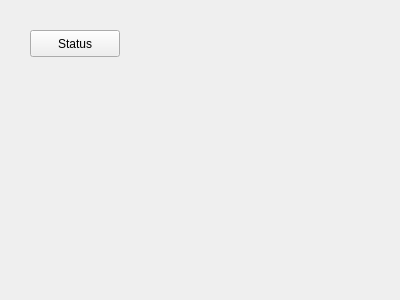
Before: the Qt Designer form proper_planning/resources/path.ui in openlmd/proper, drawn with Qt 5.
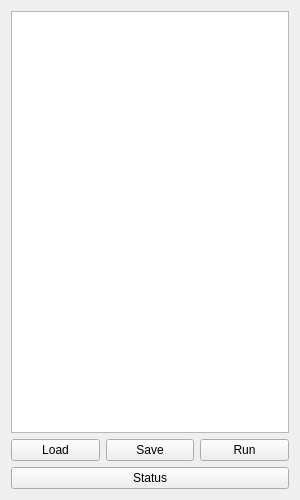
After: the same form once the commit is applied.

Commit message: Updated some graphical interface testing code.

```diff
--- a/proper_planning/resources/path.ui
+++ b/proper_planning/resources/path.ui
@@ -6,26 +6,75 @@
    <rect>
     <x>0</x>
     <y>0</y>
-    <width>400</width>
-    <height>300</height>
+    <width>300</width>
+    <height>500</height>
    </rect>
   </property>
   <property name="windowTitle">
    <string>Form</string>
   </property>
-  <widget class="QPushButton" name="btnStatus">
-   <property name="geometry">
-    <rect>
-     <x>30</x>
-     <y>30</y>
-     <width>90</width>
-     <height>27</height>
-    </rect>
-   </property>
-   <property name="text">
-    <string>Status</string>
-   </property>
-  </widget>
+  <layout class="QGridLayout" name="gridLayout">
+   <item row="1" column="2">
+    <widget class="QPushButton" name="btnRunPath">
+     <property name="font">
+      <font>
+       <italic>false</italic>
+      </font>
+     </property>
+     <property name="text">
+      <string>Run</string>
+     </property>
+    </widget>
+   </item>
+   <item row="1" column="1">
+    <widget class="QPushButton" name="btnSavePath">
+     <property name="font">
+      <font>
+       <italic>false</italic>
+      </font>
+     </property>
+     <property name="text">
+      <string>Save</string>
+     </property>
+    </widget>
+   </item>
+   <item row="2" column="0" colspan="3">
+    <widget class="QPushButton" name="btnStatus">
+     <property name="text">
+      <string>Status</string>
+     </property>
+    </widget>
+   </item>
+   <item row="1" column="0">
+    <widget class="QPushButton" name="btnLoadPath">
+     <property name="maximumSize">
+      <size>
+       <width>16777215</width>
+       <height>16777215</height>
+      </size>
+     </property>
+     <property name="font">
+      <font>
+       <italic>false</italic>
+      </font>
+     </property>
+     <property name="text">
+      <string>Load</string>
+     </property>
+    </widget>
+   </item>
+   <item row="0" column="0" colspan="3">
+    <widget class="QListWidget" name="listWidgetPoses">
+     <property name="font">
+      <font>
+       <weight>50</weight>
+       <italic>false</italic>
+       <bold>false</bold>
+      </font>
+     </property>
+    </widget>
+   </item>
+  </layout>
  </widget>
  <resources/>
  <connections/>
```
The commit also changes 6 other files.
